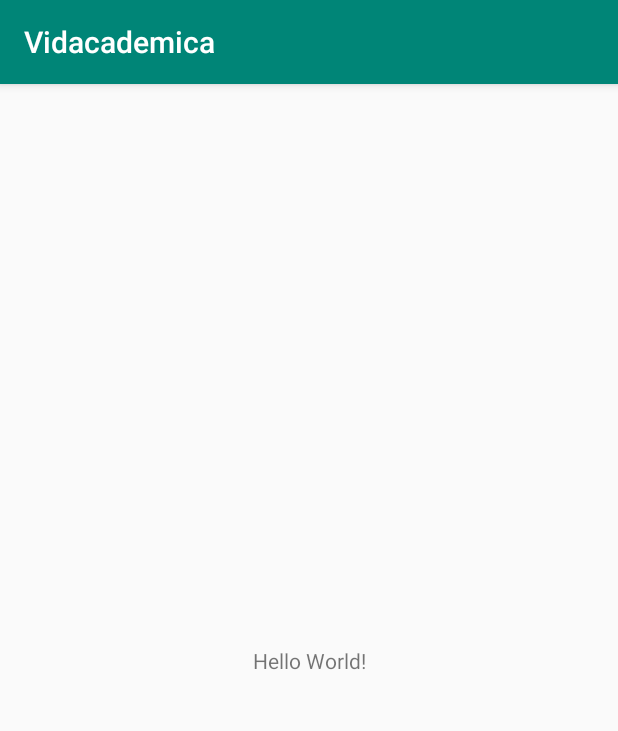
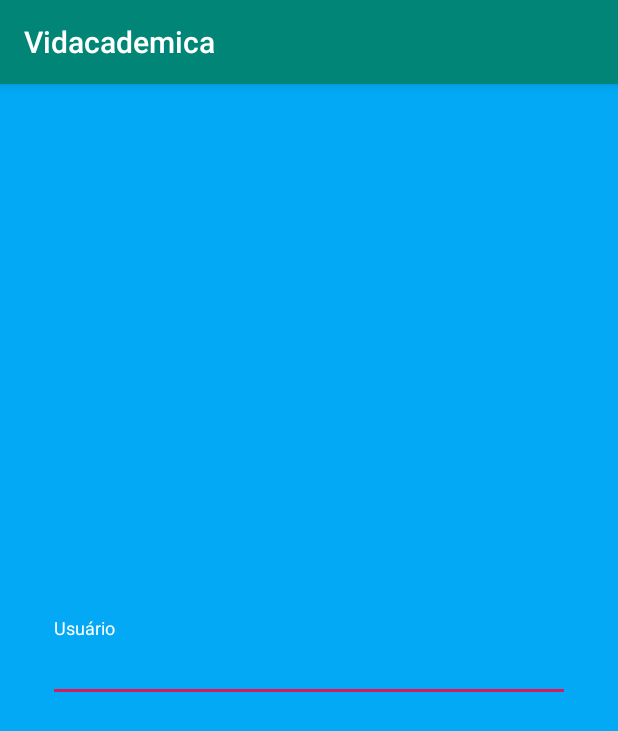
Before and after one commit to tiagomnunes89/vidacademica, an Android app: the screen it shows after launch (MainActivity before the commit, Login after it), on a phone screen of 412 x 824 dp. Shown: the top 731 px of the screen. Run offline under Robolectric (Android 15) with nearby library versions, the light colour scheme and no system bars.

Commit message:
start screen login

```diff
--- a/app/build.gradle
+++ b/app/build.gradle
@@ -24,6 +24,7 @@ dependencies {
     implementation 'androidx.appcompat:appcompat:1.1.0'
     implementation 'androidx.constraintlayout:constraintlayout:1.1.3'
     testImplementation 'junit:junit:4.12'
-    androidTestImplementation 'androidx.test:runner:1.1.1'
-    androidTestImplementation 'androidx.test.espresso:espresso-core:3.1.1'
+    androidTestImplementation 'androidx.test:runner:1.2.0'
+    androidTestImplementation 'androidx.test.espresso:espresso-core:3.2.0'
+    implementation 'com.google.android.material:material:1.1.0-alpha10'
 }
--- /dev/null
+++ b/app/src/main/java/online/vidacademica/ui/Login.java
@@ -0,0 +1,16 @@
+package online.vidacademica.ui;
+
+import androidx.appcompat.app.AppCompatActivity;
+
+import android.os.Bundle;
+
+import online.vidacademica.R;
+
+public class Login extends AppCompatActivity {
+
+    @Override
+    protected void onCreate(Bundle savedInstanceState) {
+        super.onCreate(savedInstanceState);
+        setContentView(R.layout.activity_login);
+    }
+}
--- /dev/null
+++ b/app/src/main/res/layout/activity_login.xml
@@ -0,0 +1,30 @@
+<?xml version="1.0" encoding="utf-8"?>
+<androidx.constraintlayout.widget.ConstraintLayout xmlns:android="http://schemas.android.com/apk/res/android"
+    xmlns:tools="http://schemas.android.com/tools"
+    android:layout_width="match_parent"
+    android:layout_height="match_parent"
+    xmlns:app="http://schemas.android.com/apk/res-auto"
+    android:padding="32dp"
+    tools:context=".ui.Login">
+
+    <com.google.android.material.textfield.TextInputLayout
+        android:layout_width="match_parent"
+        android:layout_height="wrap_content"
+        app:boxStrokeWidth="1dp"
+        app:hintTextColor="@color/colorWhite"
+        android:textColorHint="@color/colorWhite"
+        android:outlineProvider="none"
+        app:boxStrokeColor="@color/colorWhite"
+        app:layout_constraintBottom_toBottomOf="parent"
+        app:layout_constraintTop_toTopOf="parent"
+        app:layout_constraintStart_toStartOf="parent"
+        app:layout_constraintEnd_toEndOf="parent">
+
+        <com.google.android.material.textfield.TextInputEditText
+            android:layout_width="match_parent"
+            android:layout_height="wrap_content"
+            android:hint="Usuário" />
+
+    </com.google.android.material.textfield.TextInputLayout>
+
+</androidx.constraintlayout.widget.ConstraintLayout>
--- a/app/src/main/res/values/colors.xml
+++ b/app/src/main/res/values/colors.xml
@@ -3,4 +3,7 @@
     <color name="colorPrimary">#008577</color>
     <color name="colorPrimaryDark">#00574B</color>
     <color name="colorAccent">#D81B60</color>
+    <color name="colorBackground">#03A9F4</color>
+    <color name="colorWhite">#FFFFFF</color>
+
 </resources>
--- a/app/src/main/res/values/styles.xml
+++ b/app/src/main/res/values/styles.xml
@@ -6,6 +6,7 @@
         <item name="colorPrimary">@color/colorPrimary</item>
         <item name="colorPrimaryDark">@color/colorPrimaryDark</item>
         <item name="colorAccent">@color/colorAccent</item>
+        <item name="android:windowBackground">@color/colorBackground</item>
     </style>
 
 </resources>
```
Also changed, not shown: app/src/main/AndroidManifest.xml (+5 -3 lines), app/src/main/res/values/attrs.xml (added, +137 -0 lines), app/src/main/res/values/dimens.xml (added, +8 -0 lines).
